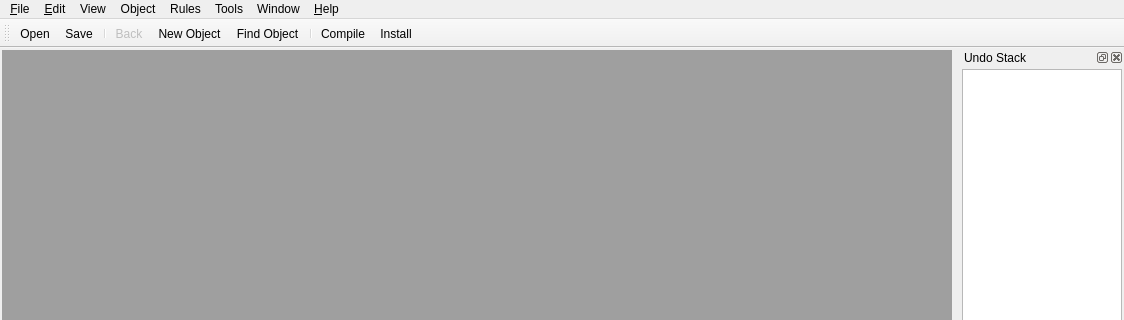
Qt form src/libgui/FWBMainWindow_q.ui (fwbuilder/fwbuilder) before a commit; both pictures show x 0 to 1124 and y 0 to 320 of the 1124 by 846 pixel window.
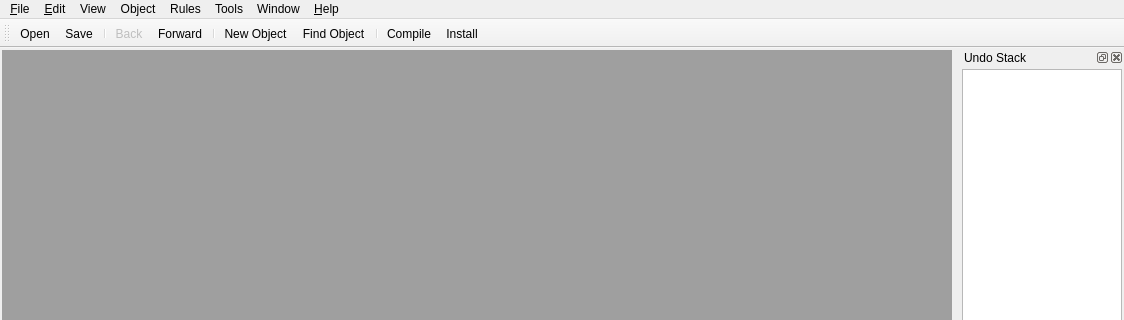
The same form after that commit. Icons and pictures are not drawn. Custom widgets are drawn as their Qt base class.

Commit message: see #2493 implemented "forward" function in addition to the "back" function, added a button to the roolbar, using new icons for Back and Forward buttons.

The edit to the form file:
```diff
--- a/src/libgui/FWBMainWindow_q.ui
+++ b/src/libgui/FWBMainWindow_q.ui
@@ -720,6 +720,8 @@
    <addaction name="toolbarFileSave"/>
    <addaction name="separator"/>
    <addaction name="backAction"/>
+   <addaction name="forwardAction"/>
+   <addaction name="separator"/>
    <addaction name="newObjectAction"/>
    <addaction name="findAction"/>
    <addaction name="separator"/>
@@ -1375,6 +1377,18 @@
     <string>Discover networks and hosts using SNMP</string>
    </property>
   </action>
+  <action name="forwardAction">
+   <property name="icon">
+    <iconset resource="MainRes.qrc">
+     <normaloff>:/Icons/forward_25.png</normaloff>:/Icons/forward_25.png</iconset>
+   </property>
+   <property name="text">
+    <string>Forward</string>
+   </property>
+   <property name="toolTip">
+    <string>Move forward to the next object</string>
+   </property>
+  </action>
  </widget>
  <layoutdefault spacing="0" margin="11"/>
  <customwidgets>
```
Left out of the diff: 32 changed lines with no effect on the pictures. The commit also changes 13 other files.
